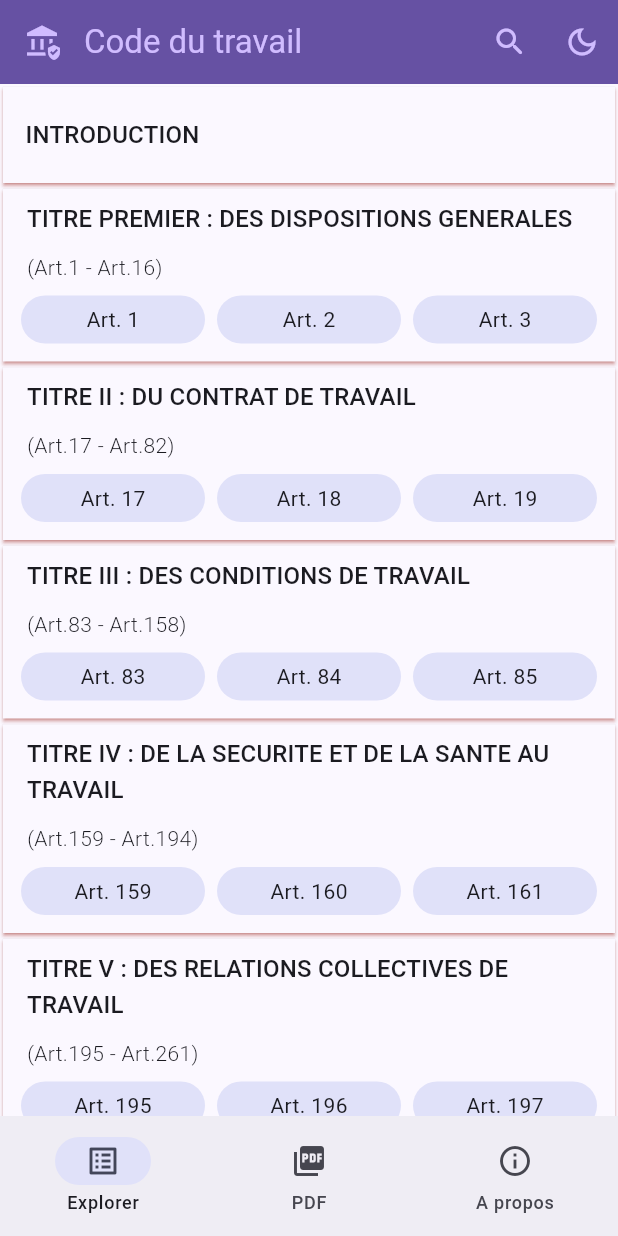
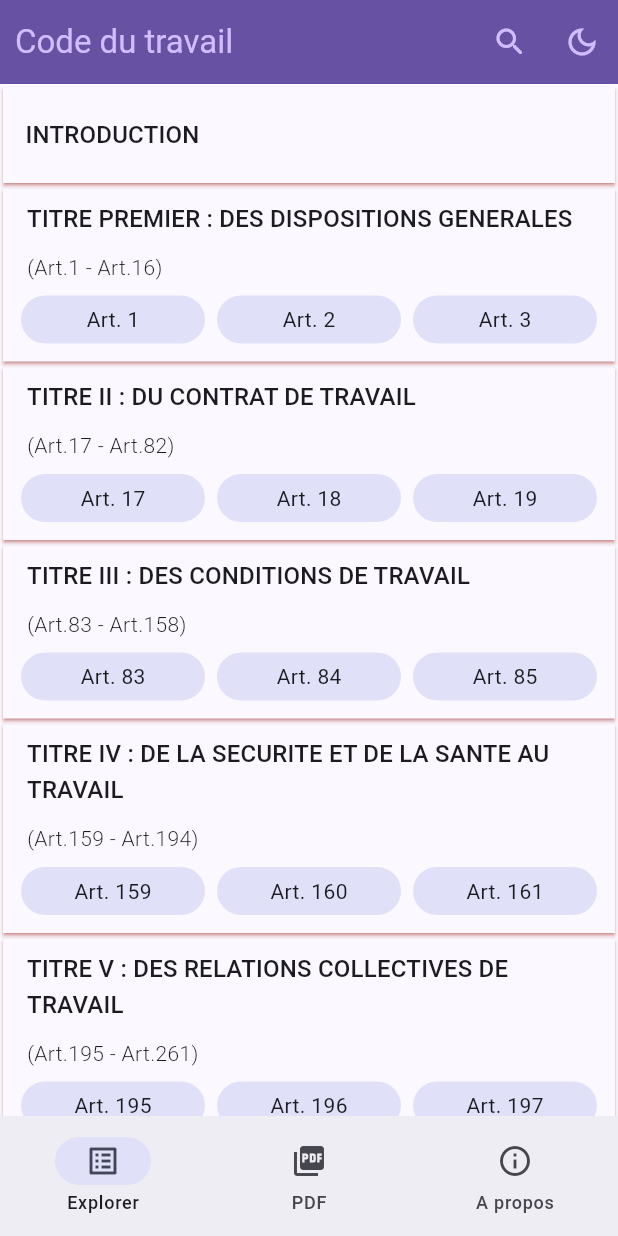
Before and after one commit to mauyz/madagascar_workcode, a Flutter app: the screen it shows after launch, on a phone screen of 412 x 824 dp. Run offline on Flutter 3.47's test engine with Material 3 defaults, Android fonts, the phone set to English and light mode, and no system bars; our stand-ins replace auto_size_text, flutter_bloc, flutter_linkify, get_it, go_router, share_plus and 1 more; missing offline and left inert: flutter_email_sender, highlight_text, open_store, syncfusion_flutter_pdfviewer.

Commit message:
remove leading home

```diff
--- a/lib/presentation/home/home_page.dart
+++ b/lib/presentation/home/home_page.dart
@@ -18,12 +18,7 @@ class HomePage extends StatelessWidget {
         builder: (context, page) {
           return Scaffold(
             appBar: AppBar(
-              leading: Padding(
-                padding: const EdgeInsets.all(8.0),
-                child: Icon(
-                  Icons.assured_workload,
-                ),
-              ),
+              titleSpacing: 10.0,
               elevation: 2,
               title: Text(
                 "Code du travail",
```
Also changed, not shown: assets/icon.png (added).
